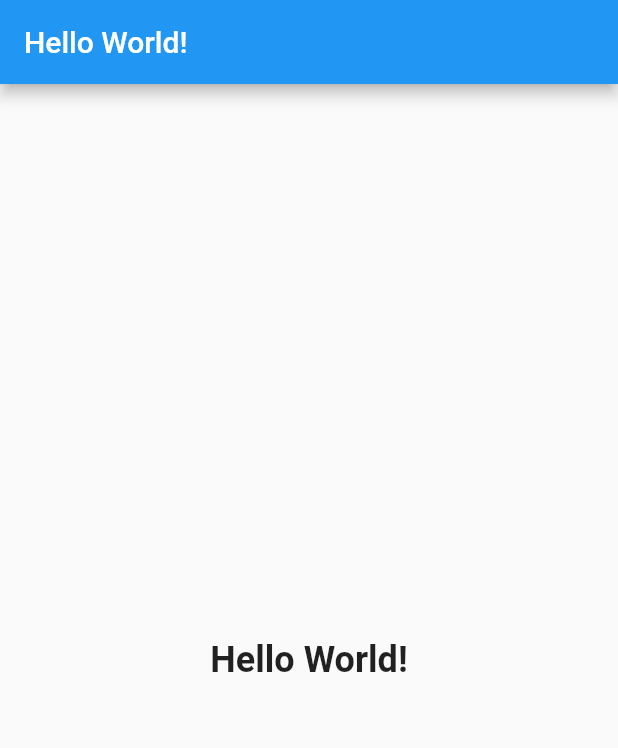
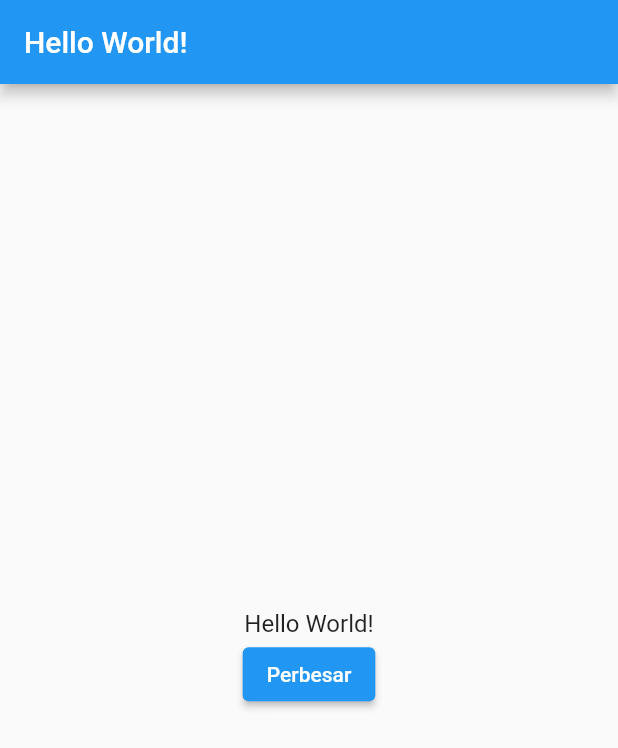
Before and after one commit to gunadermawan/flutter_app, a Flutter app: the screen it shows after launch, on a phone screen of 412 x 824 dp. Shown: the top 748 px of the screen. Run offline on Flutter 3.47's test engine with Material 2 defaults, Android fonts, the phone set to English and light mode, and no system bars.

Commit message:
create sample stateful widget

```diff
--- a/lib/main.dart
+++ b/lib/main.dart
@@ -17,7 +17,7 @@ class MyApp extends StatelessWidget {
           title: const Text('Hello World!'),
         ),
         body: const Center(
-          child: Heading(text: 'Hello World!'),
+          child: BiggerText(text: 'Hello World!'),
         ),
       ),
     );
@@ -37,3 +37,33 @@ class Heading extends StatelessWidget {
     );
   }
 }
+
+class BiggerText extends StatefulWidget {
+  final String text;
+
+  const BiggerText({Key? key, required this.text}) : super(key: key);
+
+  @override
+  State<StatefulWidget> createState() => _BiggerText();
+}
+
+class _BiggerText extends State<BiggerText> {
+  double _textSize = 16.0;
+
+  @override
+  Widget build(BuildContext context) {
+    return Column(
+      mainAxisAlignment: MainAxisAlignment.center,
+      children: <Widget>[
+        Text(widget.text, style: TextStyle(fontSize: _textSize)),
+        ElevatedButton(
+            onPressed: () {
+              setState(() {
+                _textSize = 32.0;
+              });
+            },
+            child: const Text("Perbesar"))
+      ],
+    );
+  }
+}
```
